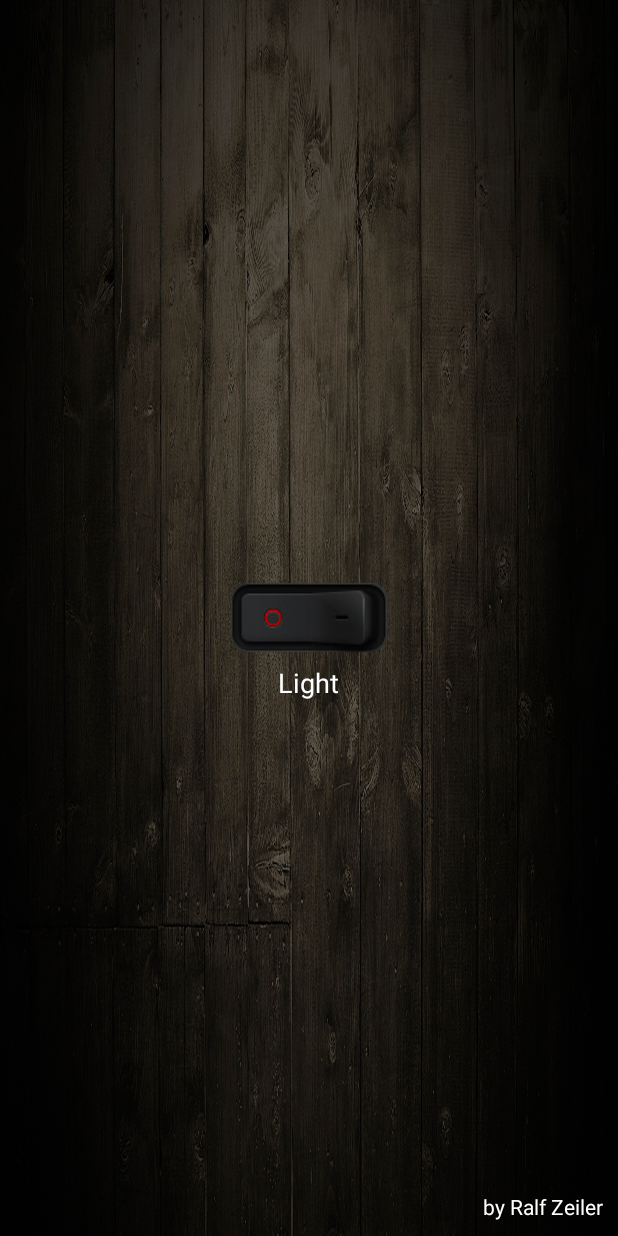
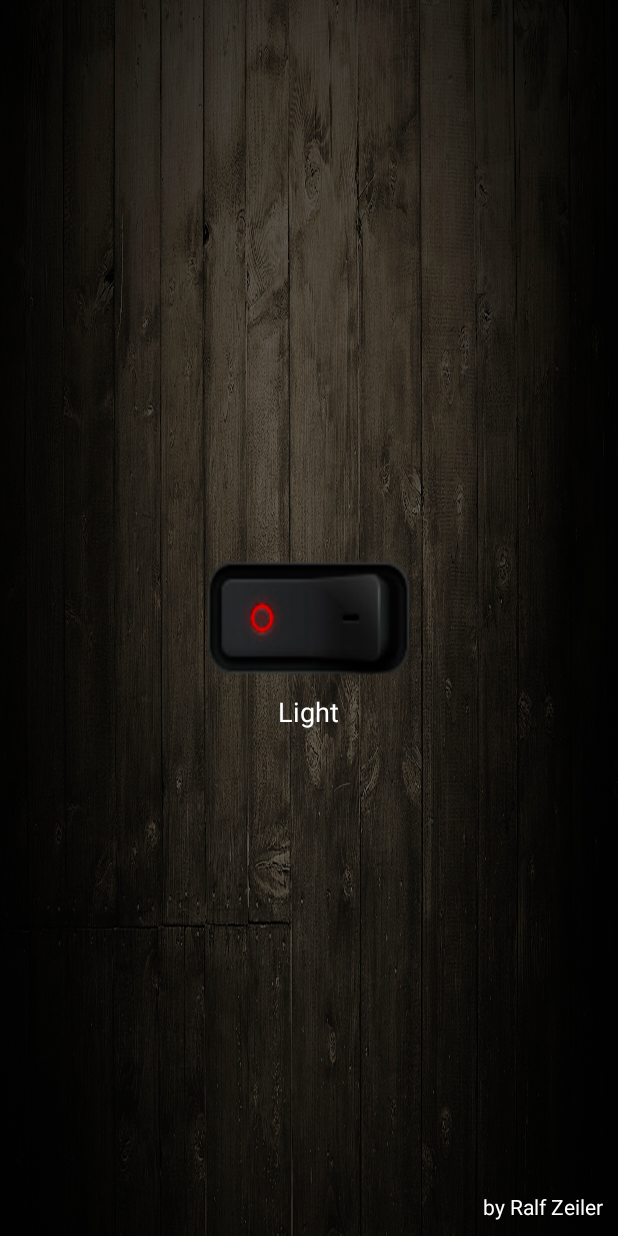
Before and after one commit to rzeiler/Light, an Android app: the screen it shows after launch (MainActivity), on a phone screen of 412 x 824 dp. Run offline under Robolectric (Android 15) with nearby library versions, the phone set to English and light mode, and no system bars.

Commit message:
change image and add task to main

```diff
--- a/app/src/main/res/layout/activity_main.xml
+++ b/app/src/main/res/layout/activity_main.xml
@@ -8,8 +8,8 @@
     android:background="@drawable/wood">
 
     <ImageButton
-        android:layout_width="wrap_content"
-        android:layout_height="wrap_content"
+        android:layout_width="170dp"
+        android:layout_height="100dp"
         android:id="@+id/imageButton"
         android:background="@drawable/off"
         android:layout_centerVertical="true"
--- a/app/src/main/res/values/strings.xml
+++ b/app/src/main/res/values/strings.xml
@@ -3,4 +3,5 @@
     <string name="on">ON</string>
     <string name="off">OFF</string>
     <string name="autor">by Ralf Zeiler</string>
+    <string name="dots">&#8230;</string>
 </resources>
```
Also changed, not shown: app/src/main/java/rze/app/light/MainActivity.java (+41 -9 lines), app/src/main/res/drawable/off.png, app/src/main/res/drawable/onoff.png (deleted), app/src/main/res/mipmap-hdpi/light.png.
